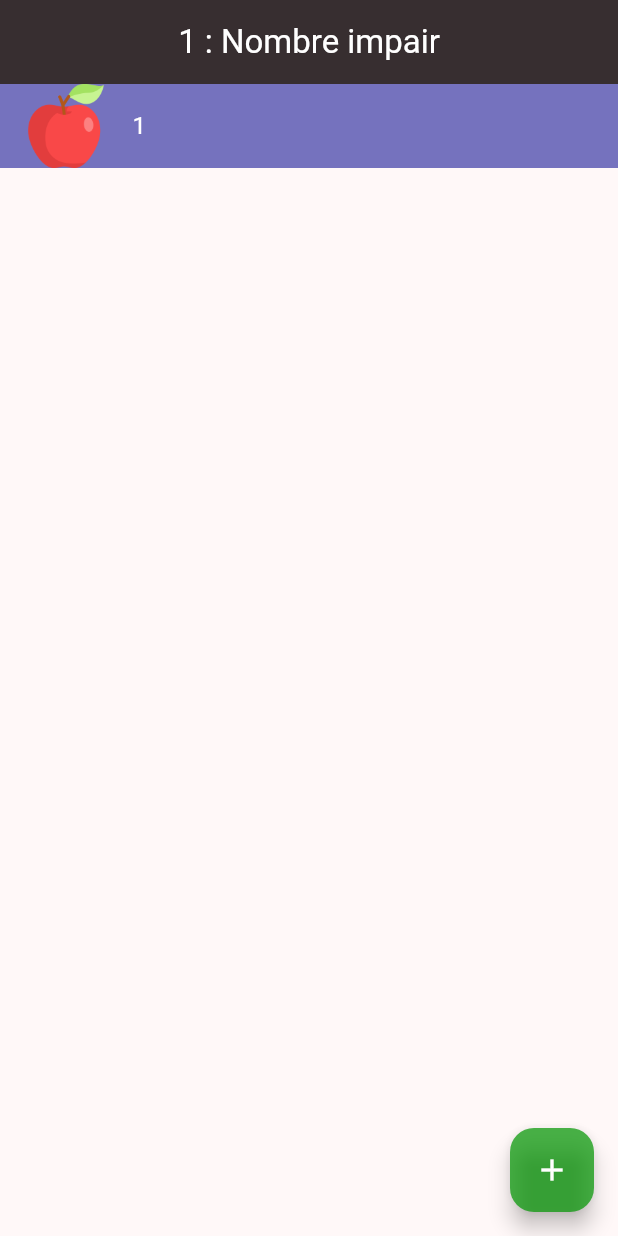
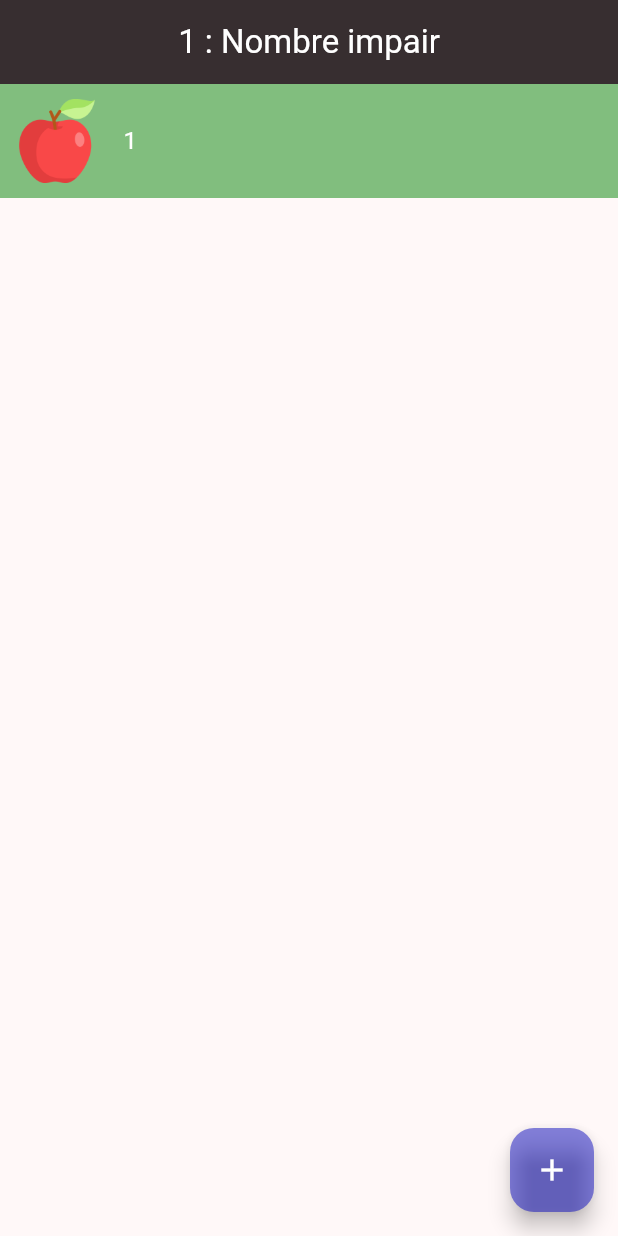
Before and after one commit to Ethan-C11/fpomme-poire-ananas-flutter, a Flutter app: the screen it shows after launch, after a tap on the "add" icon, on a phone screen of 412 x 824 dp. Run offline on Flutter 3.47's test engine with Material 3 defaults, Android fonts, the phone set to English and light mode, and no system bars.

Commit message:
changement de couleur et déplacement de la logique métier

```diff
--- a/lib/liste_fruits.dart
+++ b/lib/liste_fruits.dart
@@ -31,22 +31,6 @@ class _listeFruitsState extends State<listeFruits> {
 
   @override
   Widget build(BuildContext context) {
-    Color itemColorPicker(int value) {
-      if (value % 2 == 0) {
-        return Color.fromARGB(150, 150, 20, 20); // pair
-      } else {
-        return Color.fromARGB(150, 20, 20, 150); // impair
-      }
-    }
-
-    Color buttonColorPicker(int value) {
-      if (value == 0) {
-        return Color.fromARGB(255, 0, 0, 0);
-      } else {
-        return Color.fromARGB(180, 0, 150, 0);
-      }
-    }
-
     return Scaffold(
       appBar: AppBar(
         backgroundColor: Theme
@@ -66,14 +50,16 @@ class _listeFruitsState extends State<listeFruits> {
                   leading: Image(image: AssetImage("images/${listeFruitsIndex.choixImageOuTitre(_fruits[index], true)}")) ,
                   title: Text(_fruits[index].toString()),
                   textColor: const Color.fromARGB(255, 255, 255, 255),
-                  tileColor: itemColorPicker(_fruits[index]));
+                  tileColor: listeFruitsIndex.itemColorPicker(_fruits[index]),
+                  contentPadding: const EdgeInsets.fromLTRB(10, 10, 10, 10),
+              );
             },
           )),
       floatingActionButton: FloatingActionButton(
         onPressed: _incrementCounter,
         tooltip: 'Increment',
         child: const Icon(Icons.add),
-        backgroundColor: buttonColorPicker(_counter),
+        backgroundColor: listeFruitsIndex.buttonColorPicker(_counter),
         foregroundColor: Color.fromARGB(255, 255, 255, 255),
       ), // This trailing comma makes auto-formatting nicer for build methods.
     );
--- a/lib/liste_fruits_index.dart
+++ b/lib/liste_fruits_index.dart
@@ -1,3 +1,6 @@
+import 'package:flutter/material.dart';
+
+
 class listeFruitsIndex {
   static bool nombrePremier(int nombre) {
     if (nombre == 1 || nombre == 0) {
@@ -29,4 +32,20 @@ class listeFruitsIndex {
     }
     return "$nombre : Nombre impair";
   }
+
+  static Color itemColorPicker(int value) {
+    if (value % 2 == 0) {
+      return Color.fromARGB(150, 150, 20, 20); // pair
+    } else {
+      return Color.fromARGB(150, 40, 150, 40); // impair
+    }
+  }
+
+  static Color buttonColorPicker(int value) {
+    if (value == 0) {
+      return Color.fromARGB(255, 0, 0, 0);
+    } else {
+      return Color.fromARGB(120, 0, 0, 190);
+    }
+  }
 }
```
